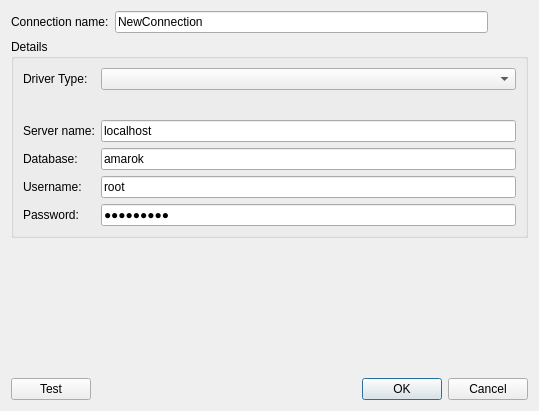
First picture: the form in src/designer/databaseinfodialog.ui, repository HamedMasafi/QtReport, before the edit.
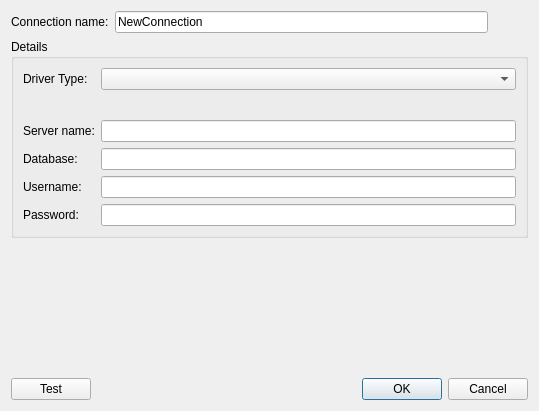
Second picture: the form after the edit.

The edit to the form file:
```diff
--- a/src/designer/databaseinfodialog.ui
+++ b/src/designer/databaseinfodialog.ui
@@ -96,7 +96,7 @@
       <item row="2" column="1">
        <widget class="QLineEdit" name="lineEditServerName">
         <property name="text">
-         <string>localhost</string>
+         <string/>
         </property>
        </widget>
       </item>
@@ -117,7 +117,7 @@
       <item row="4" column="1">
        <widget class="QLineEdit" name="lineEditUsername">
         <property name="text">
-         <string>root</string>
+         <string/>
         </property>
        </widget>
       </item>
@@ -131,7 +131,7 @@
       <item row="5" column="1">
        <widget class="QLineEdit" name="lineEditPassword">
         <property name="text">
-         <string>onlyonlyi</string>
+         <string/>
         </property>
         <property name="echoMode">
          <enum>QLineEdit::Password</enum>
@@ -141,7 +141,7 @@
       <item row="3" column="1">
        <widget class="QLineEdit" name="lineEditDatabase">
         <property name="text">
-         <string>amarok</string>
+         <string/>
         </property>
        </widget>
       </item>
```
